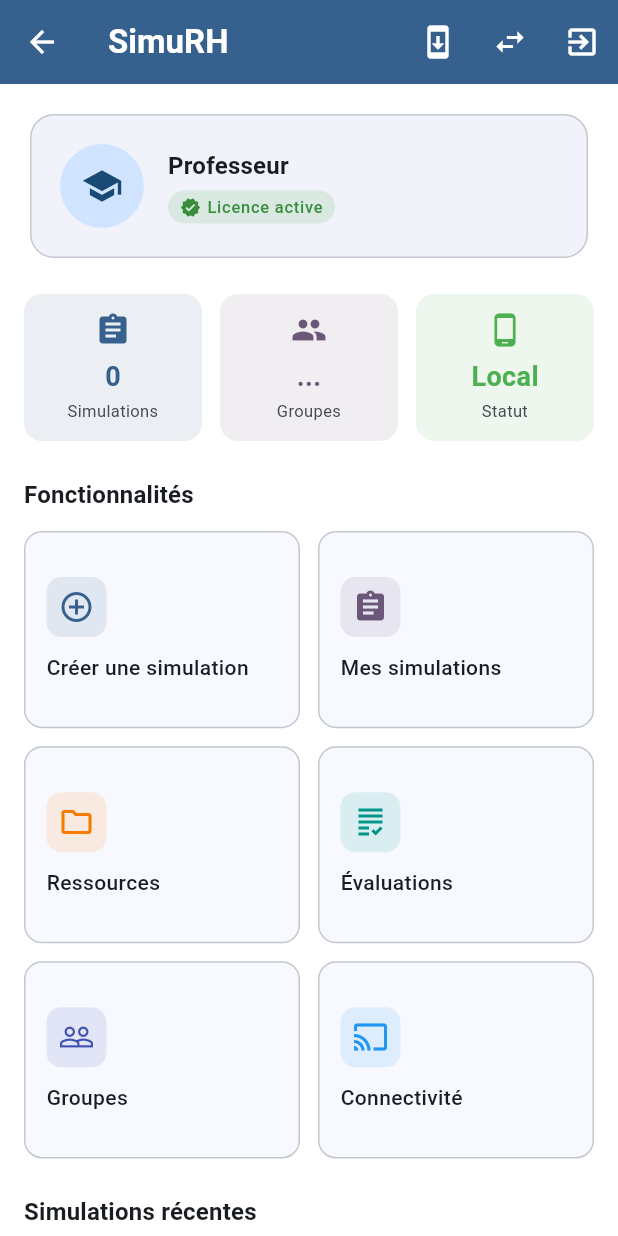
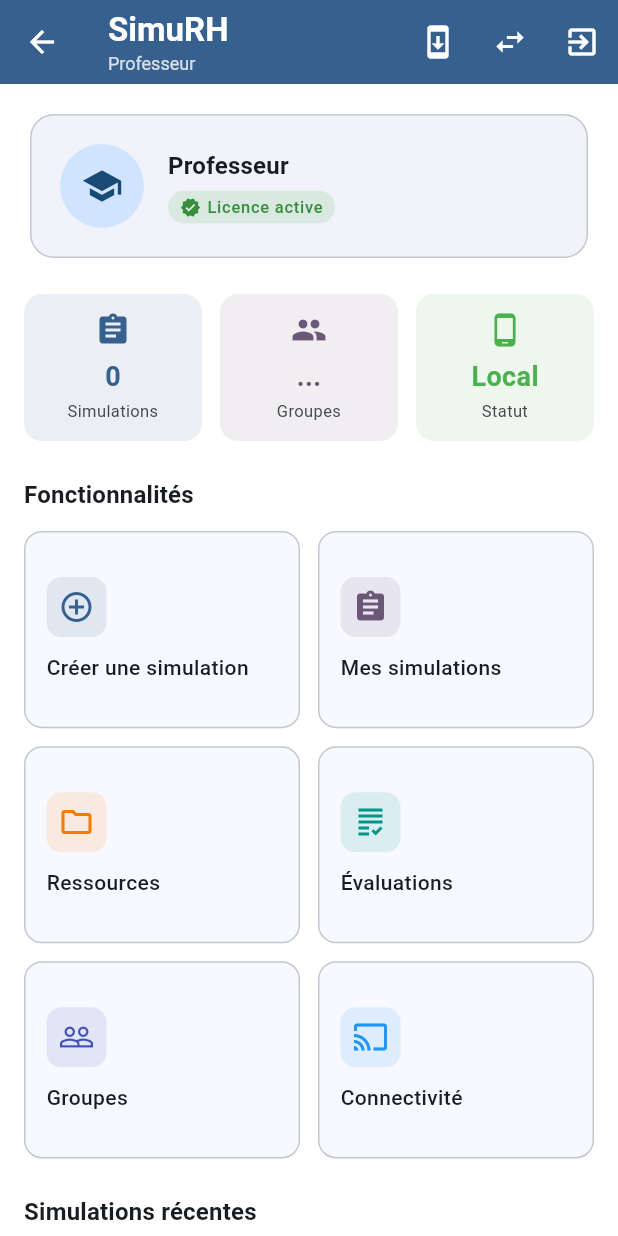
Before and after one commit to Lodoapoza/SimuRH, a Flutter app: the DashboardScreen screen opened by its route, on a phone screen of 412 x 824 dp. Run offline on Flutter 3.47's test engine with Material 3 defaults, Android fonts, the phone set to English and light mode, and no system bars; our stand-ins replace file_picker, package_info_plus, shared_preferences, shelf, sqflite; missing offline and left inert: network_info_plus, shelf_router; accounts and stored records are empty.

Commit message:
feat: affichage licence (etablissement, prof, expiration) sur StartupGate, HomeGate, Dashboard

```diff
--- a/app/lib/screens/professor/dashboard_screen.dart
+++ b/app/lib/screens/professor/dashboard_screen.dart
@@ -28,6 +28,7 @@
 
   String _userName = '';
   String _etablissement = '';
+  LicenseInfo? _license;
   bool _isLoading = true;
   bool _isOnline = true;
   int _simulationCount = 0;
@@ -69,6 +70,7 @@
       _userName = profile?.name ?? 'Professeur';
 
       final license = await LicenseService.getLicense();
+      _license = license;
       _etablissement = license?.etablissement ?? '';
 
       final sims = await _db.getCachedSimulations();
@@ -101,9 +103,11 @@
           crossAxisAlignment: CrossAxisAlignment.start,
           children: [
             Text('SimuRH', style: TextStyle(fontWeight: FontWeight.w600, color: colorScheme.onPrimary)),
-            if (_etablissement.isNotEmpty)
-              Text(_etablissement,
-                style: TextStyle(fontSize: 12, color: colorScheme.onPrimary.withOpacity(0.8))),
+            Text(
+              [_etablissement, _userName, if (_license != null) 'Exp. ${_license!.expiryYear}']
+                  .where((s) => s.isNotEmpty)
+                  .join(' · '),
+              style: TextStyle(fontSize: 12, color: colorScheme.onPrimary.withOpacity(0.8))),
           ],
         ),
         backgroundColor: colorScheme.primary,
@@ -259,31 +263,31 @@
   }
 
   Widget _buildLicenseBadge(ThemeData theme, ColorScheme colorScheme) {
-    final isTrial = LicenseService.isTrialMode();
+    final license = _license;
+    final expired = license != null && license.isExpired;
+    final label = expired ? 'Licence expirée' : 'Licence active';
+    final icn = expired ? Icons.warning : Icons.verified;
+    final clr = expired ? Colors.red : Colors.green;
     return Container(
       padding: const EdgeInsets.symmetric(horizontal: 8, vertical: 3),
       decoration: BoxDecoration(
-        color: isTrial
-            ? Colors.orange.withOpacity(0.15)
-            : Colors.green.withOpacity(0.15),
+        color: clr.withOpacity(0.15),
         borderRadius: BorderRadius.circular(12),
       ),
       child: Row(
         mainAxisSize: MainAxisSize.min,
         children: [
-          Icon(
-            isTrial ? Icons.info_outline : Icons.verified,
-            size: 14,
-            color: isTrial ? Colors.orange[800] : Colors.green[700],
-          ),
+          Icon(icn, size: 14, color: clr[700]),
           const SizedBox(width: 4),
-          Text(
-            isTrial ? 'Mode essai' : 'Licence active',
-            style: theme.textTheme.labelSmall?.copyWith(
-              color: isTrial ? Colors.orange[800] : Colors.green[700],
-              fontWeight: FontWeight.w500,
-            ),
-          ),
+          Text(label, style: theme.textTheme.labelSmall?.copyWith(
+            color: clr[700], fontWeight: FontWeight.w500,
+          )),
+          if (license != null) ...[
+            const SizedBox(width: 4),
+            Text('· ${license.expiryYear}', style: theme.textTheme.labelSmall?.copyWith(
+              color: clr[700],
+            )),
+          ],
         ],
       ),
     );
@@ -613,6 +617,7 @@
     setState(() => _isLoading = true);
     try {
       final license = await LicenseService.getLicense();
+      _license = license;
       _etablissement = license?.etablissement ?? '';
       final data = await _db.getCachedSimulations();
       if (mounted) {
```
Also changed, not shown: app/lib/main.dart (+43 -1 lines), app/lib/screens/home_gate.dart (+55 -1 lines).
